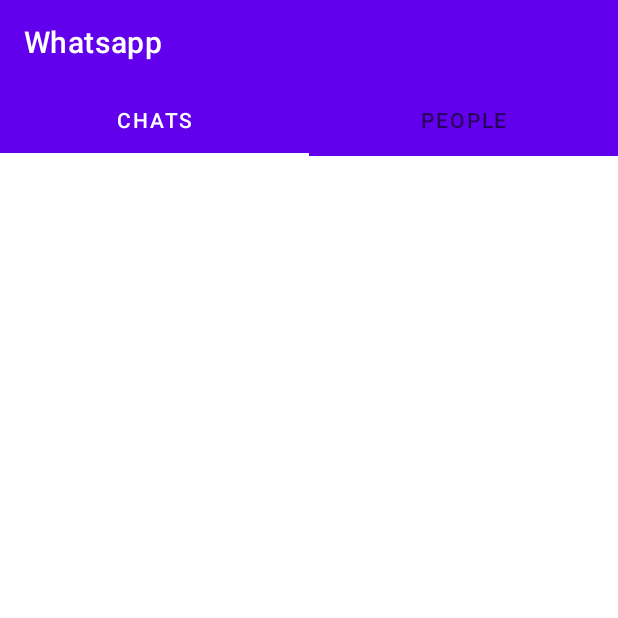
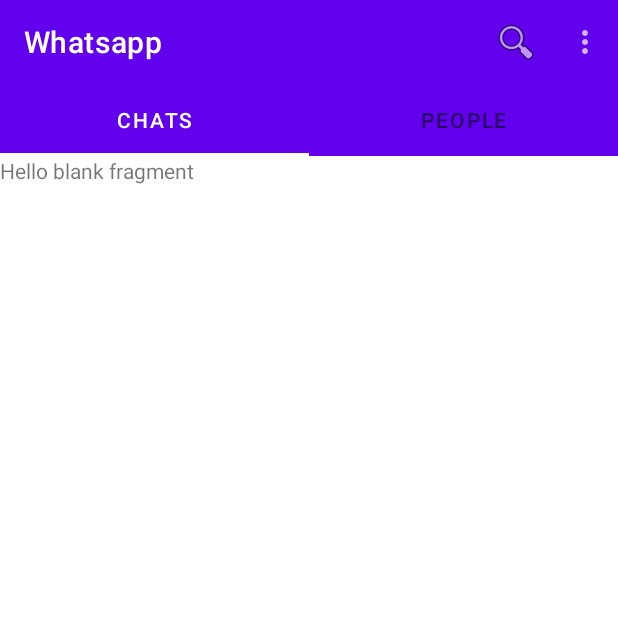
Before and after one commit to coding-blocks-archives/Whatsapp-Clone, an Android app: the screen it shows after launch once a user with an empty profile is signed in (MainActivity), on a phone screen of 412 x 824 dp, the top half of it. Run offline under Robolectric (Android 15) with nearby library versions, the phone set to English and light mode, and no system bars; our stand-ins replace Firebase (no records; nobody signed in at launch, a user with empty details on screens opened directly).

```diff
--- a/app/build.gradle
+++ b/app/build.gradle
@@ -43,6 +43,7 @@ dependencies {
     implementation 'androidx.constraintlayout:constraintlayout:1.1.3'
     implementation 'com.google.firebase:firebase-storage:19.1.1'
     implementation 'com.google.firebase:firebase-firestore:21.4.0'
+    implementation 'androidx.fragment:fragment-ktx:1.2.4'
 
     testImplementation 'junit:junit:4.12'
     androidTestImplementation 'androidx.test.ext:junit:1.1.1'
--- a/app/src/main/java/com/puldroid/whatsappclone/MainActivity.kt
+++ b/app/src/main/java/com/puldroid/whatsappclone/MainActivity.kt
@@ -1,11 +1,35 @@
 package com.puldroid.whatsappclone
 
 import android.os.Bundle
+import android.view.Menu
 import androidx.appcompat.app.AppCompatActivity
+import com.google.android.material.tabs.TabLayoutMediator
+import com.puldroid.whatsappclone.adapters.ScreenSlidePagerAdapter
+import kotlinx.android.synthetic.main.activity_main.*
 
 class MainActivity : AppCompatActivity() {
     override fun onCreate(savedInstanceState: Bundle?) {
         super.onCreate(savedInstanceState)
         setContentView(R.layout.activity_main)
+        setSupportActionBar(toolbar)
+        viewPager.adapter = ScreenSlidePagerAdapter(this)
+        TabLayoutMediator(tabs, viewPager,
+            TabLayoutMediator.TabConfigurationStrategy { tab, position ->
+                when (position) {
+                    0 -> {
+                        tab.text = "CHATS"
+                    }
+                    1 -> {
+                        tab.text = "PEOPLE"
+                    }
+                }
+            }).attach()
+    }
+
+
+    override fun onCreateOptionsMenu(menu: Menu): Boolean {
+        menuInflater.inflate(R.menu.main_menu, menu)
+
+        return super.onCreateOptionsMenu(menu)
     }
 }
--- /dev/null
+++ b/app/src/main/java/com/puldroid/whatsappclone/adapters/ScreenSlidePagerAdapter.kt
@@ -0,0 +1,14 @@
+package com.puldroid.whatsappclone.adapters
+
+import androidx.fragment.app.Fragment
+import androidx.fragment.app.FragmentActivity
+import androidx.viewpager2.adapter.FragmentStateAdapter
+import com.puldroid.whatsappclone.fragments.ChatsFragment
+
+class ScreenSlidePagerAdapter(fa: FragmentActivity) : FragmentStateAdapter(fa) {
+    private val NUM_PAGES: Int = 2
+
+    override fun getItemCount(): Int = NUM_PAGES
+
+    override fun createFragment(position: Int): Fragment = ChatsFragment()
+}
--- /dev/null
+++ b/app/src/main/java/com/puldroid/whatsappclone/fragments/ChatsFragment.kt
@@ -0,0 +1,21 @@
+package com.puldroid.whatsappclone.fragments
+
+import android.os.Bundle
+import androidx.fragment.app.Fragment
+import android.view.LayoutInflater
+import android.view.View
+import android.view.ViewGroup
+import com.puldroid.whatsappclone.R
+
+class ChatsFragment : Fragment() {
+
+
+    override fun onCreateView(
+        inflater: LayoutInflater, container: ViewGroup?,
+        savedInstanceState: Bundle?
+    ): View? {
+        // Inflate the layout for this fragment
+        return inflater.inflate(R.layout.fragment_chats, container, false)
+    }
+
+}
--- a/app/src/main/res/layout/activity_main.xml
+++ b/app/src/main/res/layout/activity_main.xml
@@ -9,12 +9,15 @@
 
     <com.google.android.material.appbar.MaterialToolbar
         android:layout_width="match_parent"
+        android:id="@+id/toolbar"
         android:layout_height="wrap_content"
         android:background="?attr/colorPrimary"
+        app:popupTheme="@style/ThemeOverlay.MaterialComponents.Light"
         android:theme="@style/ThemeOverlay.MaterialComponents.Dark"
         app:title="Whatsapp" />
 
     <com.google.android.material.tabs.TabLayout
+        android:id="@+id/tabs"
         android:layout_width="match_parent"
         android:layout_height="wrap_content"
         android:background="?attr/colorPrimary"
@@ -34,6 +37,7 @@
     </com.google.android.material.tabs.TabLayout>
 
     <androidx.viewpager2.widget.ViewPager2
+        android:id="@+id/viewPager"
         android:layout_width="match_parent"
         android:layout_height="match_parent" />
 
--- /dev/null
+++ b/app/src/main/res/layout/fragment_chats.xml
@@ -0,0 +1,14 @@
+<?xml version="1.0" encoding="utf-8"?>
+<FrameLayout xmlns:android="http://schemas.android.com/apk/res/android"
+    xmlns:tools="http://schemas.android.com/tools"
+    android:layout_width="match_parent"
+    android:layout_height="match_parent"
+    tools:context=".fragments.ChatsFragment">
+
+    <!-- TODO: Update blank fragment layout -->
+    <TextView
+        android:layout_width="match_parent"
+        android:layout_height="match_parent"
+        android:text="@string/hello_blank_fragment" />
+
+</FrameLayout>
--- /dev/null
+++ b/app/src/main/res/menu/main_menu.xml
@@ -0,0 +1,15 @@
+<?xml version="1.0" encoding="utf-8"?>
+<menu xmlns:android="http://schemas.android.com/apk/res/android"
+    xmlns:app="http://schemas.android.com/apk/res-auto">
+    <item
+        android:id="@+id/history"
+        app:showAsAction="never"
+        android:title="Settings" />
+
+    <item
+        android:id="@+id/search"
+        android:icon="@android:drawable/ic_menu_search"
+        app:actionViewClass="androidx.appcompat.widget.SearchView"
+        app:showAsAction="ifRoom|collapseActionView"
+        android:title="Search" />
+</menu>
--- a/app/src/main/res/values/strings.xml
+++ b/app/src/main/res/values/strings.xml
@@ -13,4 +13,6 @@
     <string name="welcome_to_whatsapp">Welcome to Whatsapp</string>
     <string name="waiting_text">Waiting to automatically detect an SMS sent to\n %s Wrong Number?</string>
     <string name="verify_number">Verify %s</string>
+    <!-- TODO: Remove or change this placeholder text -->
+    <string name="hello_blank_fragment">Hello blank fragment</string>
 </resources>
```
